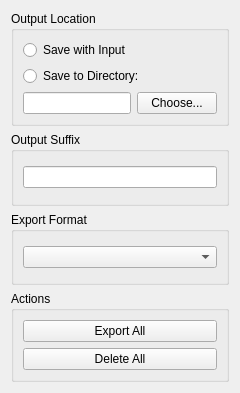
Before: the Qt Designer form ilastik/applets/batchIo/batchIoDrawer.ui in ilastik/ilastik, drawn with Qt 5.
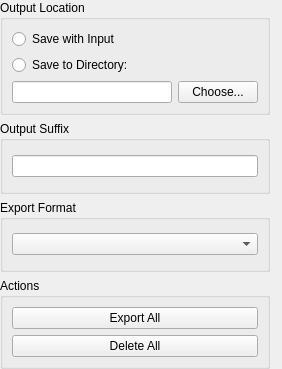
After: the same form once the commit is applied.

Commit message: layout improvements and added some button icons.

The edit to the form file:
```diff
--- a/ilastik/applets/batchIo/batchIoDrawer.ui
+++ b/ilastik/applets/batchIo/batchIoDrawer.ui
@@ -6,14 +6,26 @@
    <rect>
     <x>0</x>
     <y>0</y>
-    <width>240</width>
-    <height>393</height>
+    <width>282</width>
+    <height>369</height>
    </rect>
   </property>
   <property name="windowTitle">
    <string>Form</string>
   </property>
   <layout class="QVBoxLayout" name="verticalLayout_3">
+   <property name="leftMargin">
+    <number>0</number>
+   </property>
+   <property name="topMargin">
+    <number>0</number>
+   </property>
+   <property name="rightMargin">
+    <number>12</number>
+   </property>
+   <property name="bottomMargin">
+    <number>0</number>
+   </property>
    <item>
     <layout class="QVBoxLayout" name="verticalLayout">
      <item>
```
The commit also changes 5 other files.
